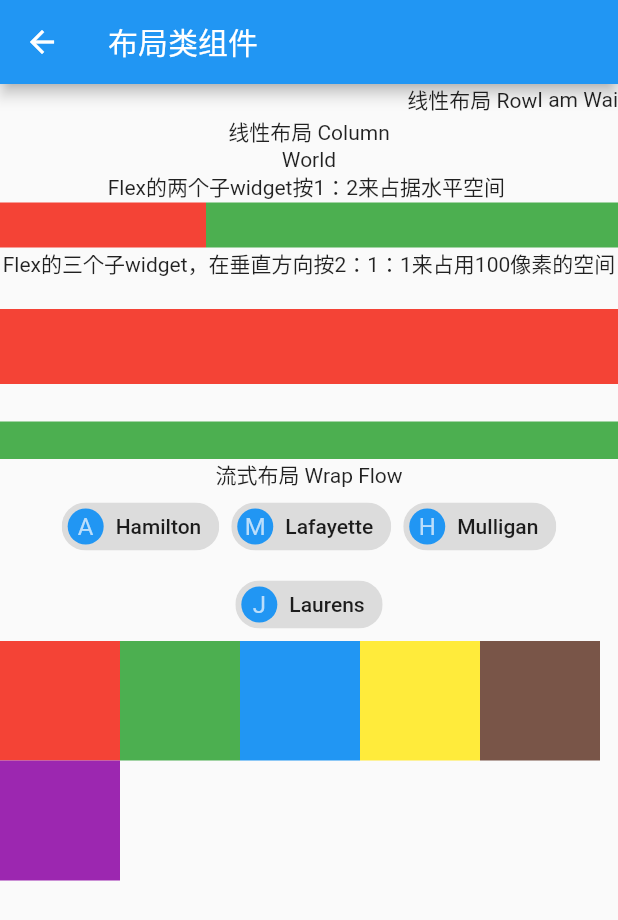
After one commit to liwei511/flutter_practice, a Flutter app: the screen it shows after launch, after a tap on "布局类组件", on a phone screen of 412 x 824 dp. The commit adds this screen. Shown: the top 920 px of the screen. Run offline on Flutter 3.47's test engine with Material 2 defaults, Android fonts, the phone set to English and light mode, and no system bars; our stand-ins replace flutter_swiper.

```diff
--- a/lib/demo/index.dart
+++ b/lib/demo/index.dart
@@ -3,10 +3,14 @@ export 'counter.dart';
 export 'use_package.dart';
 export 'tapbox_state.dart';
 export 'base_widget.dart';
+export 'style.dart';
+export 'scaffold.dart';
 
 const DemoTitle = {
   'counter': '计数器示例',
   'use_package': '使用第三方包示例',
   'tapbox_state': '状态管理',
   'base_widget': '基础组件',
+  'style': '布局类组件',
+  'scaffold': 'scaffold，导航'
 };
--- /dev/null
+++ b/lib/demo/style.dart
@@ -0,0 +1,137 @@
+import 'package:flutter/material.dart';
+
+class StyleDemo extends StatelessWidget {
+  StyleDemo({Key key, this.title}) : super(key: key);
+  final String title;
+
+  Widget build(BuildContext context) {
+    return Scaffold(
+        appBar: AppBar(title: Text(title)),
+        body: Column(children: <Widget>[
+          Row(
+            mainAxisAlignment: MainAxisAlignment.end,
+            children: <Widget>[Text('线性布局 Row'), Text('I am Wai')],
+          ),
+          Column(
+            crossAxisAlignment: CrossAxisAlignment.center,
+            children: [Text('线性布局 Column'), Text('World')],
+          ),
+          Text('Flex的两个子widget按1：2来占据水平空间 '),
+          Flex(
+            direction: Axis.horizontal,
+            children: [
+              Expanded(
+                flex: 1,
+                child: Container(
+                  height: 30.0,
+                  color: Colors.red,
+                )
+              ),
+              Expanded(
+                flex: 2,
+                child: Container(
+                  height: 30.0,
+                  color: Colors.green,
+                )
+              ),
+            ],
+          ),
+          Text('Flex的三个子widget，在垂直方向按2：1：1来占用100像素的空间'),
+          Padding(
+            padding: const EdgeInsets.only(top: 20.0),
+            child: SizedBox(
+                height: 100.0,
+                child: Flex(
+                  direction: Axis.vertical,
+                  children: [
+                    Expanded(
+                      flex: 2,
+                      child: Container(
+                        height: 30.0,
+                        color: Colors.red,
+                      )
+                    ),
+                    Spacer(
+                      flex: 1,
+                    ),
+                    Expanded(child: Container(height: 30.0, color: Colors.green,))
+                  ],
+                )),
+          ),
+          Text('流式布局 Wrap Flow'),
+          Wrap(
+            spacing: 8.0,
+            runSpacing: 4.0,
+            alignment: WrapAlignment.center,
+            children: [
+              new Chip(
+                avatar: new CircleAvatar(backgroundColor: Colors.blue, child: Text('A')),
+                label: new Text('Hamilton'),
+              ),
+              new Chip(
+                avatar: new CircleAvatar(backgroundColor: Colors.blue, child: Text('M')),
+                label: new Text('Lafayette'),
+              ),
+              new Chip(
+                avatar: new CircleAvatar(backgroundColor: Colors.blue, child: Text('H')),
+                label: new Text('Mulligan'),
+              ),
+              new Chip(
+                avatar: new CircleAvatar(backgroundColor: Colors.blue, child: Text('J')),
+                label: new Text('Laurens'),
+              ),
+            ]
+          ),
+          Flow(
+            delegate: TestFlowDelegate(margin: EdgeInsets.all(10.0)),
+            children: <Widget>[
+              new Container(width: 80.0, height:80.0, color: Colors.red,),
+              new Container(width: 80.0, height:80.0, color: Colors.green,),
+              new Container(width: 80.0, height:80.0, color: Colors.blue,),
+              new Container(width: 80.0, height:80.0,  color: Colors.yellow,),
+              new Container(width: 80.0, height:80.0, color: Colors.brown,),
+              new Container(width: 80.0, height:80.0,  color: Colors.purple,),
+            ],
+          )
+        ]));
+  }
+}
+
+class TestFlowDelegate extends FlowDelegate {
+  EdgeInsets margin = EdgeInsets.zero;
+  TestFlowDelegate({this.margin});
+  @override
+  void paintChildren(FlowPaintingContext context) {
+    var x = margin.left;
+    var y = margin.top;
+    //计算每一个子widget的位置
+    for (int i = 0; i < context.childCount; i++) {
+      var w = context.getChildSize(i).width + x + margin.right;
+      if (w < context.size.width) {
+        context.paintChild(i,
+            transform: new Matrix4.translationValues(
+                x, y, 0.0));
+        x = w + margin.left;
+      } else {
+        x = margin.left;
+        y += context.getChildSize(i).height + margin.top + margin.bottom;
+        //绘制子widget(有优化)
+        context.paintChild(i,
+            transform: new Matrix4.translationValues(
+                x, y, 0.0));
+         x += context.getChildSize(i).width + margin.left + margin.right;
+      }
+    }
+  }
+
+  @override
+  getSize(BoxConstraints constraints){
+    //指定Flow的大小
+    return Size(double.infinity,200.0);
+  }
+
+  @override
+  bool shouldRepaint(FlowDelegate oldDelegate) {
+    return oldDelegate != this;
+  }
+}
--- a/lib/main.dart
+++ b/lib/main.dart
@@ -87,6 +87,28 @@ class MyHomePage extends StatelessWidget {
               );
             },
           ),
+          FlatButton(
+            child: Text(DemoTitle['style']),
+            textColor: Colors.blue,
+            onPressed: () {
+              Navigator.push(context,
+                MaterialPageRoute(builder: (context) {
+                  return StyleDemo(title: DemoTitle['style']);
+                })
+              );
+            },
+          ),
+          FlatButton(
+            child: Text(DemoTitle['scaffold']),
+            textColor: Colors.blue,
+            onPressed: () {
+              Navigator.push(context,
+                MaterialPageRoute(builder: (context) {
+                  return ScaffoldDemo(title: DemoTitle['scaffold']);
+                })
+              );
+            },
+          ),
         ]
       ),
     );
```
Also changed, not shown: lib/demo/scaffold.dart (added, +114 -0 lines), assets/images/18389869.png (added), pubspec.lock.
